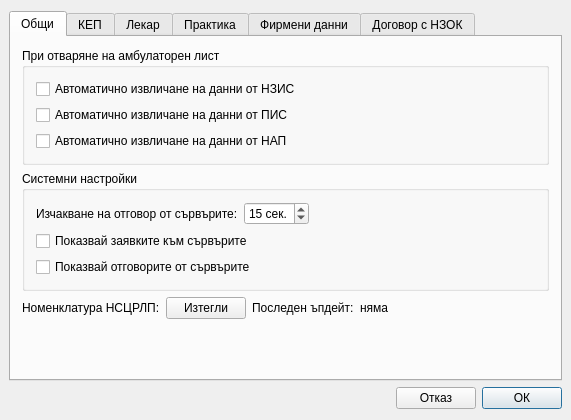
Old version of the form src/View/Widgets/SettingsDialog.ui in the repository thefinalcutbg/DinoDent.
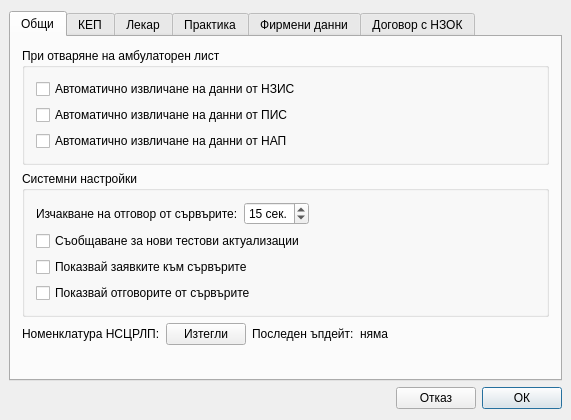
New version of the form. The open tabs and pages were chosen to show the change. Custom widgets are drawn as their Qt base class.

Commit message: introduce dev branch

Diff of the .ui file:
```diff
--- a/src/View/Widgets/SettingsDialog.ui
+++ b/src/View/Widgets/SettingsDialog.ui
@@ -122,6 +122,13 @@
             </item>
            </layout>
           </item>
+          <item>
+           <widget class="QCheckBox" name="devBranch">
+            <property name="text">
+             <string>Съобщаване за нови тестови актуализации</string>
+            </property>
+           </widget>
+          </item>
           <item>
            <widget class="QCheckBox" name="requestsCheck">
             <property name="text">
```
Left out of the diff: 2 changed lines with no effect on the pictures. The commit also changes 10 other files.
